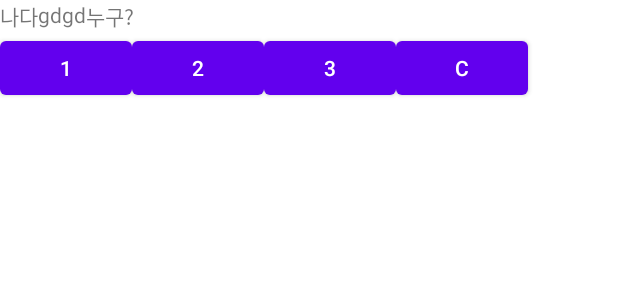
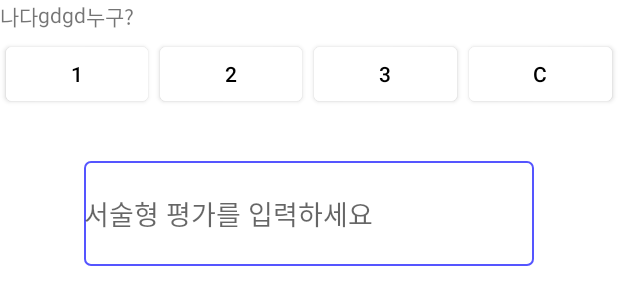
Before and after one commit to zerohoney/ECC_android, an Android app: the layout item_list.xml on its own in the app's theme, with its tools: preview values and no code run, on a phone screen of 412 x 824 dp. Shown: the top 305 px of the screen. Run offline under Robolectric (Android 15) with nearby library versions, the phone set to English and light mode, and no system bars.

Commit message:
22.04.11
리사이클러뷰 ui 첫번째 디자인

```diff
--- a/app/src/main/java/com/example/myapplication/MainActivity.java
+++ b/app/src/main/java/com/example/myapplication/MainActivity.java
@@ -66,6 +66,7 @@ public class MainActivity extends AppCompatActivity {
                 recyclerView.setLayoutManager(linearLayoutManager);
                 mainAdapter = new MainAdapter((ArrayList<MainData>) firebase.getDatas(), MainActivity.this);
                 recyclerView.setAdapter(mainAdapter);
+                button.setText("저장");
             }
         });
         // Read from the database
--- a/app/src/main/java/com/example/myapplication/MainAdapter.java
+++ b/app/src/main/java/com/example/myapplication/MainAdapter.java
@@ -2,6 +2,7 @@ package com.example.myapplication;
 
 
 import android.content.Context;
+import android.util.SparseBooleanArray;
 import android.view.LayoutInflater;
 import android.view.View;
 import android.view.ViewGroup;
@@ -16,6 +17,8 @@ import java.util.ArrayList;
 
 public class MainAdapter extends RecyclerView.Adapter<MainAdapter.CustomViewHolder> {
     private ArrayList<MainData> arrayList;
+    private SparseBooleanArray selectedItems=new SparseBooleanArray();
+    private int prePosition=-1;
     private Context context;
 
     public MainAdapter(ArrayList<MainData> arrayList,Context context) {
@@ -36,7 +39,7 @@ public class MainAdapter extends RecyclerView.Adapter<MainAdapter.CustomViewHold
     @Override
     public void onBindViewHolder(@NonNull CustomViewHolder holder, int position) {
         holder.title_id.setText(arrayList.get(position).getTitle_id());
-        holder.id.setText(String.valueOf(arrayList.get(position).getId()));
+        holder.id.setText(String.valueOf(arrayList.get(position).getId())+".");
         holder.content.setText(arrayList.get(position).getContent());
 
         holder.itemView.setTag(position);
--- /dev/null
+++ b/app/src/main/java/com/example/myapplication/OnViewHolderItemClickListener.java
@@ -0,0 +1,6 @@
+package com.example.myapplication;
+
+public interface OnViewHolderItemClickListener {
+
+    void onViewHolderItemClick();
+}
--- /dev/null
+++ b/app/src/main/res/drawable/edittext_rounded_corner_rectangle.xml
@@ -0,0 +1,48 @@
+<?xml version="1.0" encoding="utf-8"?>
+<selector xmlns:android="http://schemas.android.com/apk/res/android">
+    <item android:state_focused="true">
+
+        <shape xmlns:android="http://schemas.android.com/apk/res/android" android:shape="rectangle">
+
+            <stroke
+
+                android:width="1dp"
+
+                android:color="#5555FF" />
+
+            <corners android:radius="4dp" />
+
+            <solid
+
+                android:color="#FFFFFF" />
+
+        </shape>
+
+
+    </item>
+
+
+
+    <item android:state_focused="false">
+
+        <shape xmlns:android="http://schemas.android.com/apk/res/android" android:shape="rectangle">
+
+            <stroke
+
+                android:width="1dp"
+
+                android:color="#EEEEEE" />
+
+            <corners android:radius="4dp" />
+
+            <solid
+
+                android:color="#FFFFFF" />
+
+        </shape>
+
+
+    </item>
+
+
+</selector>
--- a/app/src/main/res/layout/item_list.xml
+++ b/app/src/main/res/layout/item_list.xml
@@ -40,21 +40,45 @@
         <Button
             android:layout_width="wrap_content"
             android:layout_height="wrap_content"
-            android:text="1"/>
+            android:backgroundTint="@color/white"
+            android:layout_margin="4dp"
+            android:layout_weight="1"
+            android:text="1"
+            android:textColor="@color/black"/>
         <Button
             android:layout_width="wrap_content"
             android:layout_height="wrap_content"
-            android:text="2"/>
+            android:backgroundTint="@color/white"
+            android:layout_margin="4dp"
+            android:layout_weight="1"
+            android:text="2"
+            android:textColor="@color/black"/>
         <Button
             android:layout_width="wrap_content"
             android:layout_height="wrap_content"
-            android:text="3"/>
+            android:backgroundTint="@color/white"
+            android:layout_margin="4dp"
+            android:layout_weight="1"
+            android:text="3"
+            android:textColor="@color/black"/>
         <Button
             android:layout_width="wrap_content"
             android:layout_height="wrap_content"
-            android:text="c"/>
+            android:backgroundTint="@color/white"
+            android:layout_margin="4dp"
+            android:layout_weight="1"
+            android:text="c"
+            android:textColor="@color/black"/>
 
     </LinearLayout>
+    <EditText
+        android:layout_width="300dp"
+        android:layout_height="70dp"
+        android:layout_gravity="center"
+        android:layout_margin="30dp"
+        android:background="@drawable/edittext_rounded_corner_rectangle"
+        android:hint="서술형 평가를 입력하세요"
+        />
 
 
 
```
Also changed, not shown: app/src/main/res/layout/activity_main.xml (+42 -4 lines).
